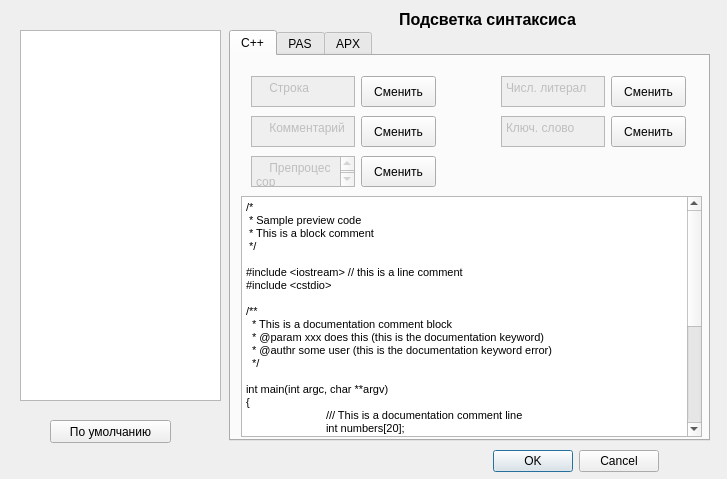
This is settingsdialog.ui in NOOBS-DevTeam/Appendix as Qt 5 draws it before an edit. The edited form follows.
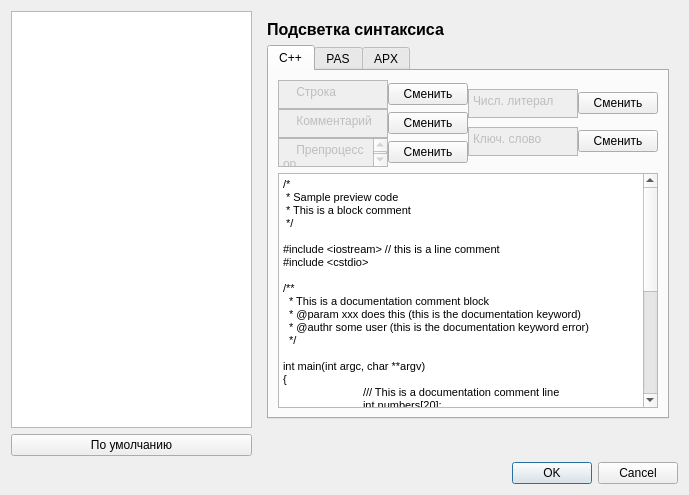
This is the edited form.

Commit message: Начал делать окно нового файла и доделывал окно настроек

The edit to the form file:
```diff
--- a/settingsdialog.ui
+++ b/settingsdialog.ui
@@ -6,51 +6,33 @@
    <rect>
     <x>0</x>
     <y>0</y>
-    <width>727</width>
-    <height>479</height>
+    <width>689</width>
+    <height>495</height>
    </rect>
   </property>
   <property name="windowTitle">
    <string>Dialog</string>
   </property>
-  <widget class="QDialogButtonBox" name="buttonBox">
-   <property name="geometry">
-    <rect>
-     <x>60</x>
-     <y>450</y>
-     <width>599</width>
-     <height>23</height>
-    </rect>
-   </property>
-   <property name="orientation">
-    <enum>Qt::Horizontal</enum>
-   </property>
-   <property name="standardButtons">
-    <set>QDialogButtonBox::Cancel|QDialogButtonBox::Ok</set>
-   </property>
-  </widget>
+  <layout class="QGridLayout" name="gridLayout_4">
+   <item row="0" column="0">
+    <widget class="QListWidget" name="listWidget">
+     <property name="maximumSize">
+      <size>
+       <width>9999</width>
+       <height>99999</height>
+      </size>
+     </property>
+    </widget>
+   </item>
+   <item row="0" column="1">
   <widget class="QStackedWidget" name="stackedWidget">
-   <property name="geometry">
-    <rect>
-     <x>229</x>
-     <y>10</y>
-     <width>481</width>
-     <height>431</height>
-    </rect>
-   </property>
    <property name="currentIndex">
     <number>0</number>
    </property>
    <widget class="QWidget" name="page_3">
+      <layout class="QGridLayout" name="gridLayout_3">
+       <item row="0" column="0">
     <widget class="QLabel" name="label">
-     <property name="geometry">
-      <rect>
-       <x>170</x>
-       <y>0</y>
-       <width>191</width>
-       <height>20</height>
-      </rect>
-     </property>
      <property name="text">
       <string>&lt;html&gt;&lt;head/&gt;&lt;body&gt;&lt;p&gt;&lt;span style=&quot; font-size:12pt; font-weight:600;&quot;&gt;Подсветка синтаксиса&lt;/span&gt;&lt;/p&gt;&lt;/body&gt;&lt;/html&gt;</string>
      </property>
@@ -58,15 +40,9 @@
       <enum>Qt::RichText</enum>
      </property>
     </widget>
+       </item>
+       <item row="1" column="0">
     <widget class="QTabWidget" name="tabWidget">
-     <property name="geometry">
-      <rect>
-       <x>0</x>
-       <y>20</y>
-       <width>481</width>
-       <height>411</height>
-      </rect>
-     </property>
      <property name="currentIndex">
       <number>0</number>
      </property>
@@ -74,17 +50,98 @@
       <attribute name="title">
        <string>C++</string>
       </attribute>
+          <layout class="QGridLayout" name="gridLayout_2">
+           <item row="0" column="0">
+            <layout class="QGridLayout" name="gridLayout">
+             <property name="spacing">
+              <number>0</number>
+             </property>
+             <item row="0" column="0">
+              <layout class="QVBoxLayout" name="verticalLayout">
+               <item>
+                <layout class="QHBoxLayout" name="horizontalLayout">
+                 <item>
+                  <widget class="QPlainTextEdit" name="plainTextEdit_2">
+                   <property name="enabled">
+                    <bool>false</bool>
+                   </property>
+                   <property name="minimumSize">
+                    <size>
+                     <width>110</width>
+                     <height>29</height>
+                    </size>
+                   </property>
+                   <property name="maximumSize">
+                    <size>
+                     <width>110</width>
+                     <height>29</height>
+                    </size>
+                   </property>
+                   <property name="plainText">
+                    <string>    Строка</string>
+                   </property>
+                  </widget>
+                 </item>
+                 <item>
+                  <widget class="QPushButton" name="pushButton_2">
+                   <property name="text">
+                    <string>Сменить</string>
+                   </property>
+                  </widget>
+                 </item>
+                </layout>
+               </item>
+               <item>
+                <layout class="QHBoxLayout" name="horizontalLayout_2">
+                 <item>
+                  <widget class="QPlainTextEdit" name="plainTextEdit_3">
+                   <property name="enabled">
+                    <bool>false</bool>
+                   </property>
+                   <property name="minimumSize">
+                    <size>
+                     <width>110</width>
+                     <height>29</height>
+                    </size>
+                   </property>
+                   <property name="maximumSize">
+                    <size>
+                     <width>110</width>
+                     <height>29</height>
+                    </size>
+                   </property>
+                   <property name="plainText">
+                    <string>    Комментарий</string>
+                   </property>
+                  </widget>
+                 </item>
+                 <item>
+                  <widget class="QPushButton" name="pushButton_3">
+                   <property name="text">
+                    <string>Сменить</string>
+                   </property>
+                  </widget>
+                 </item>
+                </layout>
+               </item>
+               <item>
+                <layout class="QHBoxLayout" name="horizontalLayout_3">
+                 <item>
       <widget class="QPlainTextEdit" name="plainTextEdit">
        <property name="enabled">
         <bool>false</bool>
        </property>
-       <property name="geometry">
-        <rect>
-         <x>20</x>
-         <y>100</y>
-         <width>104</width>
-         <height>31</height>
-        </rect>
+                   <property name="minimumSize">
+                    <size>
+                     <width>110</width>
+                     <height>29</height>
+                    </size>
+                   </property>
+                   <property name="maximumSize">
+                    <size>
+                     <width>110</width>
+                     <height>29</height>
+                    </size>
        </property>
        <property name="acceptDrops">
         <bool>false</bool>
@@ -93,147 +150,95 @@
         <string>    Препроцессор</string>
        </property>
       </widget>
-      <widget class="QPlainTextEdit" name="plainTextEdit_2">
-       <property name="enabled">
-        <bool>false</bool>
-       </property>
-       <property name="geometry">
-        <rect>
-         <x>20</x>
-         <y>20</y>
-         <width>104</width>
-         <height>31</height>
-        </rect>
-       </property>
-       <property name="plainText">
-        <string>    Строка</string>
-       </property>
-      </widget>
-      <widget class="QPlainTextEdit" name="plainTextEdit_3">
-       <property name="enabled">
-        <bool>false</bool>
-       </property>
-       <property name="geometry">
-        <rect>
-         <x>20</x>
-         <y>60</y>
-         <width>104</width>
-         <height>31</height>
-        </rect>
-       </property>
-       <property name="plainText">
-        <string>    Комментарий</string>
-       </property>
-      </widget>
-      <widget class="QPlainTextEdit" name="plainTextEdit_4">
-       <property name="enabled">
-        <bool>false</bool>
-       </property>
-       <property name="geometry">
-        <rect>
-         <x>270</x>
-         <y>20</y>
-         <width>104</width>
-         <height>31</height>
-        </rect>
-       </property>
-       <property name="plainText">
-        <string>Числ. литерал</string>
-       </property>
-      </widget>
-      <widget class="QPlainTextEdit" name="plainTextEdit_5">
-       <property name="enabled">
-        <bool>false</bool>
-       </property>
-       <property name="geometry">
-        <rect>
-         <x>270</x>
-         <y>60</y>
-         <width>104</width>
-         <height>31</height>
-        </rect>
-       </property>
-       <property name="plainText">
-        <string>Ключ. слово</string>
-       </property>
-      </widget>
+                 </item>
+                 <item>
       <widget class="QPushButton" name="pushButton">
-       <property name="geometry">
-        <rect>
-         <x>130</x>
-         <y>100</y>
-         <width>75</width>
-         <height>31</height>
-        </rect>
-       </property>
        <property name="text">
         <string>Сменить</string>
        </property>
       </widget>
-      <widget class="QPushButton" name="pushButton_2">
-       <property name="geometry">
-        <rect>
-         <x>130</x>
-         <y>20</y>
-         <width>75</width>
-         <height>31</height>
-        </rect>
-       </property>
-       <property name="text">
-        <string>Сменить</string>
-       </property>
-      </widget>
-      <widget class="QPushButton" name="pushButton_3">
-       <property name="geometry">
-        <rect>
-         <x>130</x>
-         <y>60</y>
-         <width>75</width>
-         <height>31</height>
-        </rect>
-       </property>
-       <property name="text">
-        <string>Сменить</string>
-       </property>
-      </widget>
+                 </item>
+                </layout>
+               </item>
+              </layout>
+             </item>
+             <item row="0" column="1">
+              <layout class="QVBoxLayout" name="verticalLayout_2">
+               <item>
+                <layout class="QHBoxLayout" name="horizontalLayout_5">
+                 <item>
+                  <widget class="QPlainTextEdit" name="plainTextEdit_4">
+                   <property name="enabled">
+                    <bool>false</bool>
+                   </property>
+                   <property name="minimumSize">
+                    <size>
+                     <width>110</width>
+                     <height>29</height>
+                    </size>
+                   </property>
+                   <property name="maximumSize">
+                    <size>
+                     <width>110</width>
+                     <height>29</height>
+                    </size>
+                   </property>
+                   <property name="plainText">
+                    <string>Числ. литерал</string>
+                   </property>
+                  </widget>
+                 </item>
+                 <item>
       <widget class="QPushButton" name="pushButton_4">
-       <property name="geometry">
-        <rect>
-         <x>380</x>
-         <y>20</y>
-         <width>75</width>
-         <height>31</height>
-        </rect>
-       </property>
        <property name="text">
         <string>Сменить</string>
        </property>
       </widget>
+                 </item>
+                </layout>
+               </item>
+               <item>
+                <layout class="QHBoxLayout" name="horizontalLayout_4">
+                 <item>
+                  <widget class="QPlainTextEdit" name="plainTextEdit_5">
+                   <property name="enabled">
+                    <bool>false</bool>
+                   </property>
+                   <property name="minimumSize">
+                    <size>
+                     <width>110</width>
+                     <height>29</height>
+                    </size>
+                   </property>
+                   <property name="maximumSize">
+                    <size>
+                     <width>110</width>
+                     <height>29</height>
+                    </size>
+                   </property>
+                   <property name="plainText">
+                    <string>Ключ. слово</string>
+                   </property>
+                  </widget>
+                 </item>
+                 <item>
       <widget class="QPushButton" name="pushButton_5">
-       <property name="geometry">
-        <rect>
-         <x>380</x>
-         <y>60</y>
-         <width>75</width>
-         <height>31</height>
-        </rect>
-       </property>
        <property name="text">
         <string>Сменить</string>
        </property>
       </widget>
+                 </item>
+                </layout>
+               </item>
+              </layout>
+             </item>
+            </layout>
+           </item>
+           <item row="1" column="0">
       <widget class="QTextEdit" name="textEdit">
        <property name="enabled">
         <bool>true</bool>
        </property>
-       <property name="geometry">
-        <rect>
-         <x>10</x>
-         <y>140</y>
-         <width>461</width>
-         <height>241</height>
-        </rect>
-       </property>
        <property name="readOnly">
         <bool>true</bool>
        </property>
@@ -277,6 +282,21 @@
 &lt;p style=&quot;-qt-paragraph-type:empty; margin-top:0px; margin-bottom:0px; margin-left:0px; margin-right:0px; -qt-block-indent:0; text-indent:0px; font-size:8pt;&quot;&gt;&lt;br /&gt;&lt;/p&gt;&lt;/body&gt;&lt;/html&gt;</string>
        </property>
       </widget>
+           </item>
+          </layout>
+          <zorder>plainTextEdit</zorder>
+          <zorder>plainTextEdit_2</zorder>
+          <zorder>plainTextEdit_3</zorder>
+          <zorder>plainTextEdit_4</zorder>
+          <zorder>plainTextEdit_5</zorder>
+          <zorder>pushButton</zorder>
+          <zorder>pushButton_2</zorder>
+          <zorder>pushButton_3</zorder>
+          <zorder>pushButton_4</zorder>
+          <zorder>pushButton_5</zorder>
+          <zorder>textEdit</zorder>
+          <zorder></zorder>
+          <zorder></zorder>
      </widget>
      <widget class="QWidget" name="tab_2">
       <attribute name="title">
@@ -433,6 +453,8 @@
       </attribute>
      </widget>
     </widget>
+       </item>
+      </layout>
    </widget>
    <widget class="QWidget" name="page_4">
     <widget class="QLabel" name="label_2">
@@ -453,29 +475,25 @@
     </widget>
    </widget>
   </widget>
-  <widget class="QListWidget" name="listWidget">
-   <property name="geometry">
-    <rect>
-     <x>20</x>
-     <y>30</y>
-     <width>201</width>
-     <height>371</height>
-    </rect>
-   </property>
-  </widget>
+   </item>
+   <item row="1" column="0">
   <widget class="QPushButton" name="pushButton_10">
-   <property name="geometry">
-    <rect>
-     <x>50</x>
-     <y>420</y>
-     <width>121</width>
-     <height>23</height>
-    </rect>
-   </property>
    <property name="text">
     <string>По умолчанию</string>
    </property>
   </widget>
+   </item>
+   <item row="2" column="1">
+    <widget class="QDialogButtonBox" name="buttonBox">
+     <property name="orientation">
+      <enum>Qt::Horizontal</enum>
+     </property>
+     <property name="standardButtons">
+      <set>QDialogButtonBox::Cancel|QDialogButtonBox::Ok</set>
+     </property>
+    </widget>
+   </item>
+  </layout>
  </widget>
  <resources/>
  <connections>
```
Left out of the diff: 2 changed lines with no effect on the pictures. Lines whose indentation alone changed are shown as unchanged. The commit also changes 7 other files.
